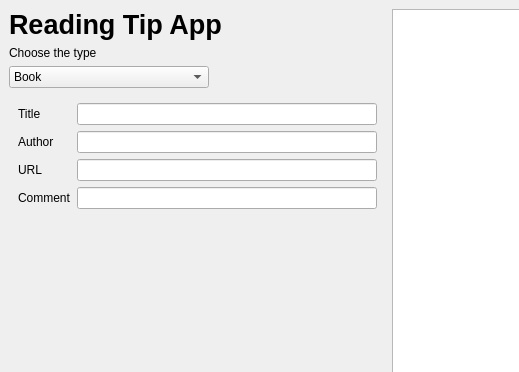
Qt form src/gui/components/mainwindow.ui (vikke1234/ohjelmistotuotanto-miniprojekti) before a commit; both pictures show x 0 to 519 and y 0 to 372 of the 801 by 600 pixel window.
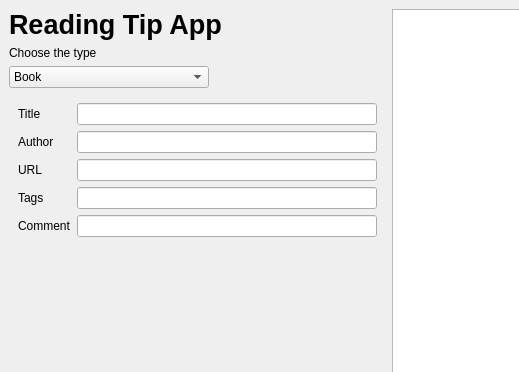
The same form after that commit. The open tabs and pages were chosen to show the change.

Commit message: added tags for books

The edit to the form file:
```diff
--- a/src/gui/components/mainwindow.ui
+++ b/src/gui/components/mainwindow.ui
@@ -285,16 +285,26 @@
             <item row="2" column="1">
              <widget class="QLineEdit" name="nameLineEdit_4"/>
             </item>
-            <item row="3" column="0">
+            <item row="4" column="0">
              <widget class="QLabel" name="commentLabel_3">
               <property name="text">
                <string>Comment</string>
               </property>
              </widget>
             </item>
-            <item row="3" column="1">
+            <item row="4" column="1">
              <widget class="QLineEdit" name="commentLineEdit_3"/>
             </item>
+            <item row="3" column="0">
+             <widget class="QLabel" name="label_4">
+              <property name="text">
+               <string>Tags</string>
+              </property>
+             </widget>
+            </item>
+            <item row="3" column="1">
+             <widget class="QLineEdit" name="lineEdit_2"/>
+            </item>
            </layout>
           </widget>
          </widget>
```
Left out of the diff: 2 changed lines with no effect on the pictures. The commit also changes 1 other file.
